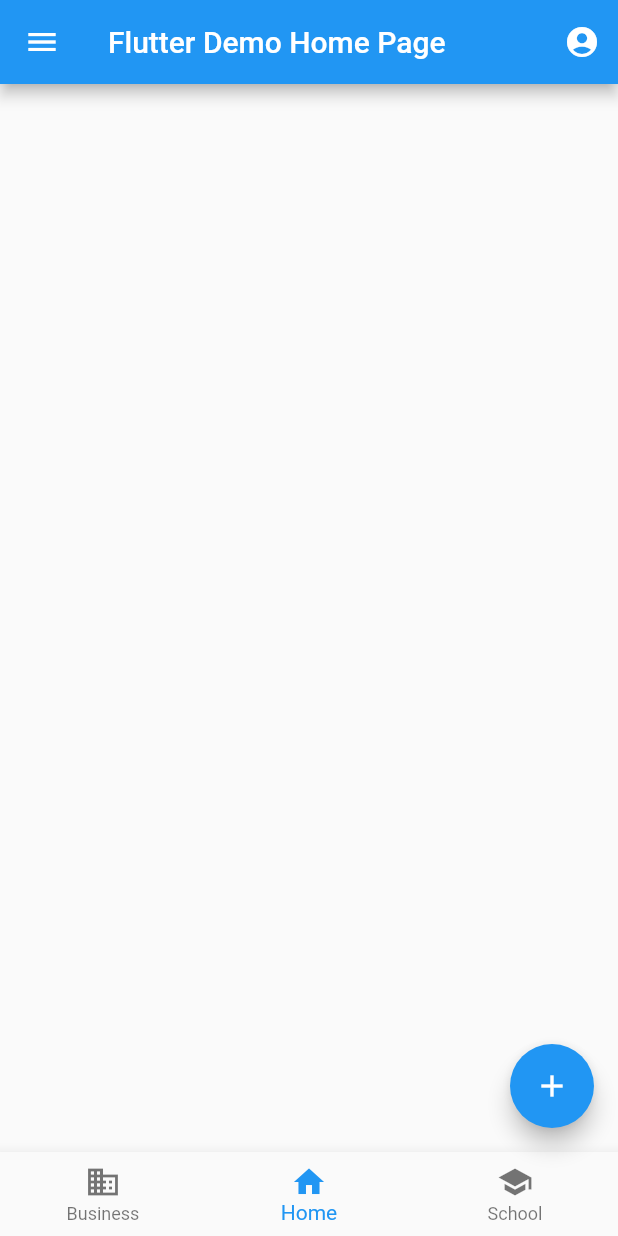
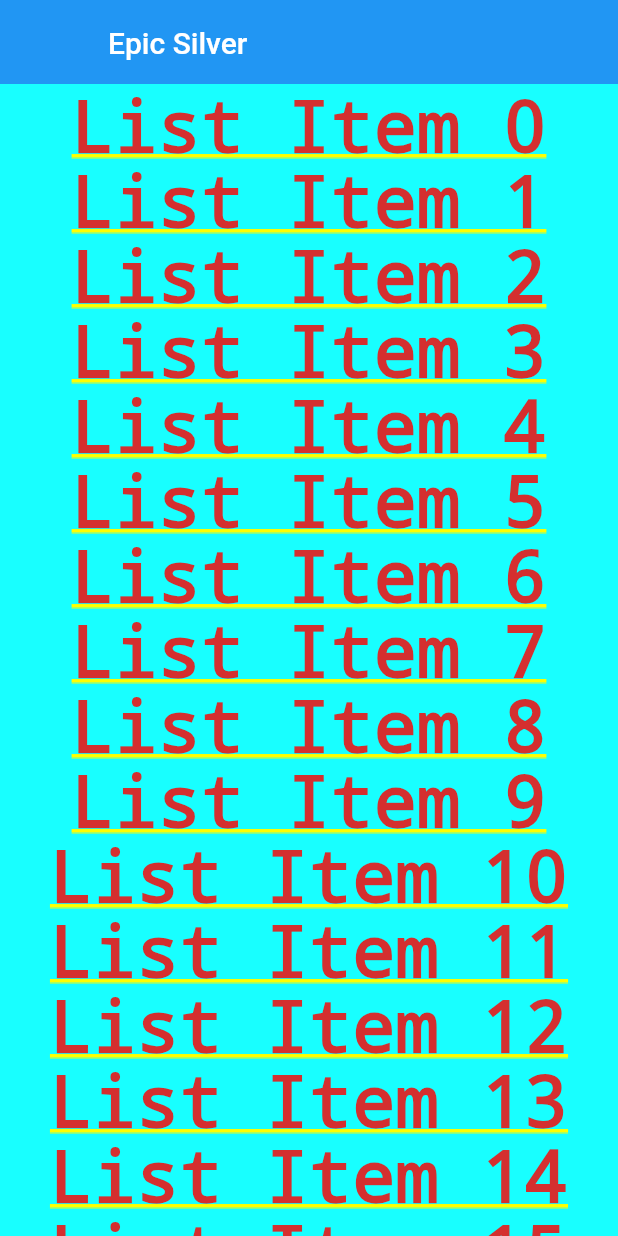
Before and after one commit to Erikadarisman/try-flutter, a Flutter app: the screen it shows after launch, on a phone screen of 412 x 824 dp. Run offline on Flutter 3.47's test engine with Material 2 defaults, Android fonts, the phone set to English and light mode, and no system bars.

Commit message:
nac component / Silver App Bar

```diff
--- a/lib/main.dart
+++ b/lib/main.dart
@@ -75,54 +75,29 @@ class _MyHomePageState extends State<MyHomePage> {
     // The Flutter framework has been optimized to make rerunning build methods
     // fast, so that you can just rebuild anything that needs updating rather
     // than having to individually change instances of widgets.
-    return Scaffold(
-      appBar: AppBar(
-        // Here we take the value from the MyHomePage object that was created by
-        // the App.build method, and use it to set our appbar title.
-        title: Text(widget.title),
-        actions: <Widget>[
-          IconButton(
-            icon: Icon(Icons.account_circle),
-            tooltip: "Test",
-            onPressed: Test,
-          )
-        ],
-      ),
-
-      drawer: Drawer(
-        child: Column(
-          children: <Widget>[
-            ListTile(
-              leading: Icon(Icons.exit_to_app),
-              title: Text("Exit"),
-              onTap: (){
-                // change the application state
-                Navigator.pop(context);
-              },
-            )
-          ],
+    return CustomScrollView(
+      slivers: <Widget>[
+        SliverAppBar(
+          pinned: true,
+          expandedHeight: 50.0,
+          flexibleSpace: FlexibleSpaceBar(
+            title: Text("Epic Silver"),
+          ),
         ),
-      ),
-
-      body: Center(
-          // Center is a layout widget. It takes a single child and positions it
-          // in the middle of the parent.
-
+        SliverFixedExtentList(
+          itemExtent: 50.0,
+          delegate: SliverChildBuilderDelegate(
+            (BuildContext context, int index){
+              return Container(
+                alignment: Alignment.center,
+                color: Colors.cyanAccent,
+                child: Text("List Item $index"),
+              );
+            },
+            childCount: 20
           ),
-      bottomNavigationBar: BottomNavigationBar(
-        items: <BottomNavigationBarItem>[
-          BottomNavigationBarItem(icon: Icon(Icons.business), title: Text("Business")),
-          BottomNavigationBarItem(icon: Icon(Icons.home), title: Text("Home")),
-          BottomNavigationBarItem(icon: Icon(Icons.school), title: Text("School")),
-        ],
-        currentIndex: _selectedIndex,
-        onTap: IndexTapped,
-      ),
-      floatingActionButton: FloatingActionButton(
-        onPressed: _incrementCounter,
-        tooltip: 'Increment',
-        child: Icon(Icons.add),
-      ), // This trailing comma makes auto-formatting nicer for build methods.
+        )
+      ],
     );
   }
 }
```
